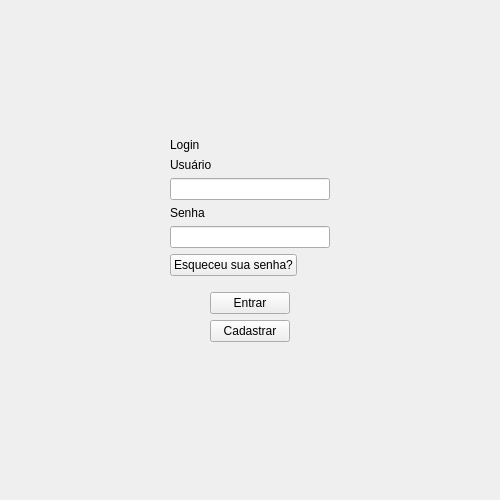
This is ui/pagesUi.ui in miderx1/GuessTheNumber as Qt 5 draws it before an edit. The edited form follows.
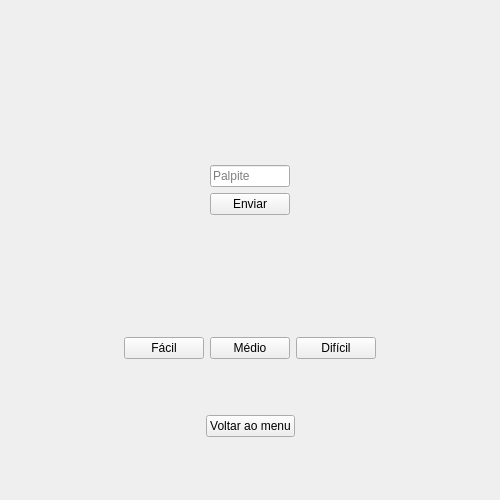
This is the edited form. The open tabs and pages were chosen to show the change.

```diff
--- a/ui/pagesUi.ui
+++ b/ui/pagesUi.ui
@@ -612,6 +612,178 @@
     </item>
    </layout>
   </widget>
+  <widget class="QWidget" name="gamePage">
+   <layout class="QHBoxLayout" name="horizontalLayout_2">
+    <item>
+     <layout class="QGridLayout" name="gridLayout_7">
+      <item row="4" column="0">
+       <layout class="QHBoxLayout" name="horizontalLayout_3">
+        <item>
+         <spacer name="horizontalSpacer_12">
+          <property name="orientation">
+           <enum>Qt::Orientation::Horizontal</enum>
+          </property>
+          <property name="sizeHint" stdset="0">
+           <size>
+            <width>40</width>
+            <height>20</height>
+           </size>
+          </property>
+         </spacer>
+        </item>
+        <item>
+         <widget class="QPushButton" name="backToMenuButton">
+          <property name="text">
+           <string>Voltar ao menu</string>
+          </property>
+         </widget>
+        </item>
+        <item>
+         <spacer name="horizontalSpacer_13">
+          <property name="orientation">
+           <enum>Qt::Orientation::Horizontal</enum>
+          </property>
+          <property name="sizeHint" stdset="0">
+           <size>
+            <width>40</width>
+            <height>20</height>
+           </size>
+          </property>
+         </spacer>
+        </item>
+       </layout>
+      </item>
+      <item row="1" column="0">
+       <layout class="QGridLayout" name="gridLayout_8">
+        <item row="1" column="2">
+         <spacer name="horizontalSpacer_17">
+          <property name="orientation">
+           <enum>Qt::Orientation::Horizontal</enum>
+          </property>
+          <property name="sizeHint" stdset="0">
+           <size>
+            <width>250</width>
+            <height>20</height>
+           </size>
+          </property>
+         </spacer>
+        </item>
+        <item row="0" column="1">
+         <widget class="QLineEdit" name="answerLabel">
+          <property name="placeholderText">
+           <string>Palpite</string>
+          </property>
+         </widget>
+        </item>
+        <item row="1" column="1">
+         <widget class="QPushButton" name="answerButton">
+          <property name="text">
+           <string>Enviar</string>
+          </property>
+         </widget>
+        </item>
+        <item row="1" column="0">
+         <spacer name="horizontalSpacer_16">
+          <property name="orientation">
+           <enum>Qt::Orientation::Horizontal</enum>
+          </property>
+          <property name="sizeHint" stdset="0">
+           <size>
+            <width>250</width>
+            <height>20</height>
+           </size>
+          </property>
+         </spacer>
+        </item>
+       </layout>
+      </item>
+      <item row="0" column="0">
+       <widget class="QLabel" name="resultLabel">
+        <property name="maximumSize">
+         <size>
+          <width>16777215</width>
+          <height>50</height>
+         </size>
+        </property>
+        <property name="text">
+         <string/>
+        </property>
+        <property name="alignment">
+         <set>Qt::AlignmentFlag::AlignCenter</set>
+        </property>
+       </widget>
+      </item>
+      <item row="3" column="0">
+       <layout class="QHBoxLayout" name="horizontalLayout_7">
+        <item>
+         <spacer name="horizontalSpacer_14">
+          <property name="orientation">
+           <enum>Qt::Orientation::Horizontal</enum>
+          </property>
+          <property name="sizeHint" stdset="0">
+           <size>
+            <width>40</width>
+            <height>20</height>
+           </size>
+          </property>
+         </spacer>
+        </item>
+        <item>
+         <widget class="QPushButton" name="easyButton">
+          <property name="text">
+           <string>Fácil</string>
+          </property>
+         </widget>
+        </item>
+        <item>
+         <widget class="QPushButton" name="mediumButton">
+          <property name="text">
+           <string>Médio</string>
+          </property>
+         </widget>
+        </item>
+        <item>
+         <widget class="QPushButton" name="hardButton">
+          <property name="text">
+           <string>Difícil</string>
+          </property>
+         </widget>
+        </item>
+        <item>
+         <spacer name="horizontalSpacer_15">
+          <property name="orientation">
+           <enum>Qt::Orientation::Horizontal</enum>
+          </property>
+          <property name="sizeHint" stdset="0">
+           <size>
+            <width>40</width>
+            <height>20</height>
+           </size>
+          </property>
+         </spacer>
+        </item>
+       </layout>
+      </item>
+      <item row="2" column="0">
+       <widget class="QLabel" name="shotsLabel">
+        <property name="maximumSize">
+         <size>
+          <width>16777215</width>
+          <height>10</height>
+         </size>
+        </property>
+        <property name="text">
+         <string/>
+        </property>
+        <property name="alignment">
+         <set>Qt::AlignmentFlag::AlignCenter</set>
+        </property>
+       </widget>
+      </item>
+     </layout>
+    </item>
+   </layout>
+  </widget>
  </widget>
  <resources/>
  <connections/>
```
Left out of the diff: 2 changed lines with no effect on the pictures.
